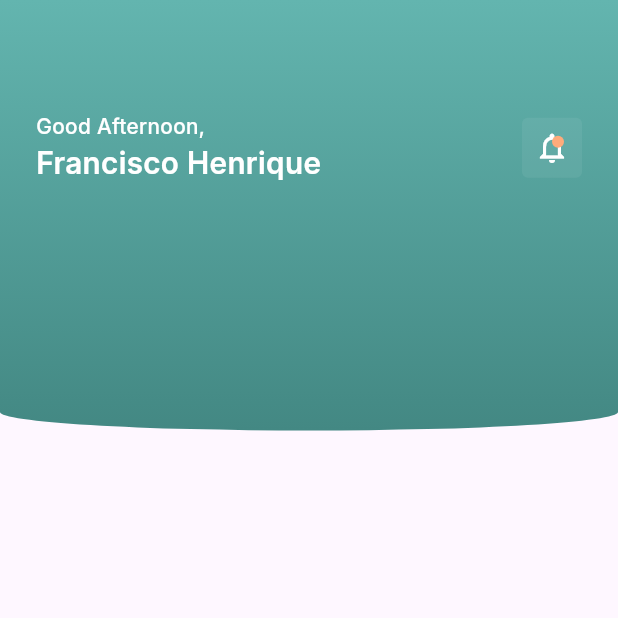
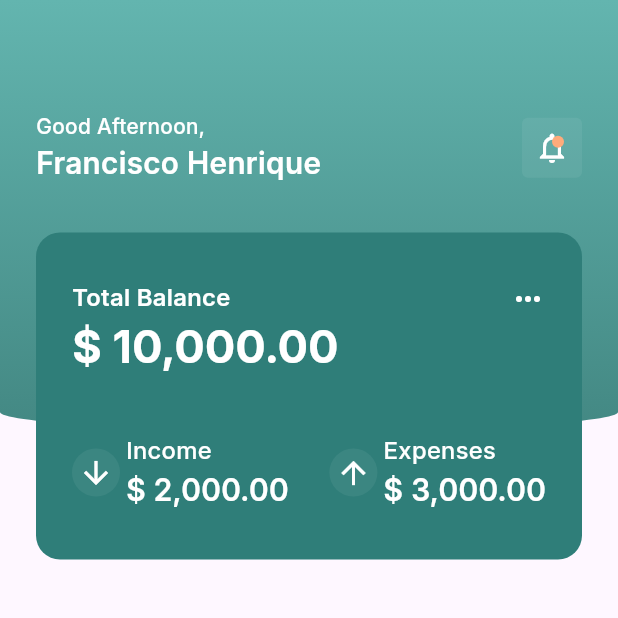
Before and after one commit to fco-henrique/money_app, a Flutter app: the HomePage screen opened directly, on a phone screen of 412 x 824 dp, the top half of it. Run offline on Flutter 3.47's test engine with Material 3 defaults, Android fonts, the phone set to English and light mode, and no system bars; our stand-ins replace firebase_auth, firebase_core, flutter_secure_storage, get_it; accounts and stored records are empty.

Commit message:
feat: add balance card container

```diff
--- a/lib/features/home/home_page.dart
+++ b/lib/features/home/home_page.dart
@@ -91,6 +91,132 @@ class _HomePageState extends State<HomePage> {
               ],
             ),
           ),
+          Positioned(
+            left: 24.w,
+            right: 24.w,
+            top: 155.h,
+            child: Container(
+              padding: EdgeInsets.symmetric(
+                vertical: 32.h,
+                horizontal: 24.w,
+              ),
+              decoration: BoxDecoration(
+                color: AppColors.darkGreen,
+                borderRadius: BorderRadius.all(Radius.circular(16))
+              ),
+              child: Column(
+                children: [
+                  Row(
+                    mainAxisAlignment: MainAxisAlignment.spaceBetween,
+                    crossAxisAlignment: CrossAxisAlignment.start,
+                      children: [
+                        Column(
+                          crossAxisAlignment: CrossAxisAlignment.start,
+                          children: [
+                            Text(
+                              "Total Balance",
+                              textScaler: TextScaler.linear(textScaleFactor),
+                              style: AppTextStyles.mediumText16w600.apply(color: AppColors.white),
+                            ),
+                            Text(
+                              "\$ 10,000.00",
+                              textScaler: TextScaler.linear(textScaleFactor),
+                              style: AppTextStyles.mediumText30.apply(color: AppColors.white),
+                            ),
+                          ],
+                        ),
+                        GestureDetector(
+                          onTap: () => log("options"),
+                          child: PopupMenuButton(
+                            padding:  EdgeInsets.zero,
+                            child: const Icon(
+                              Icons.more_horiz,
+                              color: AppColors.white,
+                            ),
+                            itemBuilder: (context) => [
+                              const PopupMenuItem(
+                                height: 24,
+                                child: Text("Item 1")
+                              )
+                            ]
+                          ),
+                        )
+                      ],
+                  ),
+                  SizedBox(height: 36.h,),
+                  Row(
+                    mainAxisAlignment: MainAxisAlignment.spaceBetween,
+                    children: [
+                      Row(
+                        children: [
+                          Container(
+                            padding: EdgeInsets.all(4),
+                            decoration: BoxDecoration(
+                              color: AppColors.white.withValues(alpha: 0.06),
+                              borderRadius: BorderRadius.all(Radius.circular(16)),
+                            ),
+                            child: Icon(
+                              Icons.arrow_downward,
+                              color: AppColors.white,
+                              size: iconSize,
+                            ),
+                          ),
+                          SizedBox(width: 4,),
+                          Column(
+                            crossAxisAlignment: CrossAxisAlignment.start,
+                            children: [
+                              Text(
+                                "Income",
+                                textScaler: TextScaler.linear(textScaleFactor),
+                                style: AppTextStyles.mediumText16w500.apply(color: AppColors.white),
+                              ),
+                              Text(
+                                "\$ 2,000.00",
+                                textScaler: TextScaler.linear(textScaleFactor),
+                                style: AppTextStyles.mediumText20.apply(color: AppColors.white),
+                              ),
+                            ],
+                          )
+                        ],
+                      ),
+                      Row(
+                        children: [
+                          Container(
+                            padding: EdgeInsets.all(4),
+                            decoration: BoxDecoration(
+                              color: AppColors.white.withValues(alpha: 0.06),
+                              borderRadius: BorderRadius.all(Radius.circular(16)),
+                            ),
+                            child: Icon(
+                              Icons.arrow_upward,
+                              color: AppColors.white,
+                              size: iconSize,
+                            ),
+                          ),
+                          SizedBox(width: 4,),
+                          Column(
+                            crossAxisAlignment: CrossAxisAlignment.start,
+                            children: [
+                              Text(
+                                "Expenses",
+                                textScaler: TextScaler.linear(textScaleFactor),
+                                style: AppTextStyles.mediumText16w500.apply(color: AppColors.white),
+                              ),
+                              Text(
+                                "\$ 3,000.00",
+                                textScaler: TextScaler.linear(textScaleFactor),
+                                style: AppTextStyles.mediumText20.apply(color: AppColors.white),
+                              ),
+                            ],
+                          )
+                        ],
+                      )
+                    ],
+                  ),
+                ],
+              ),
+            ),
+          ),
         ],
       )
     );
```
